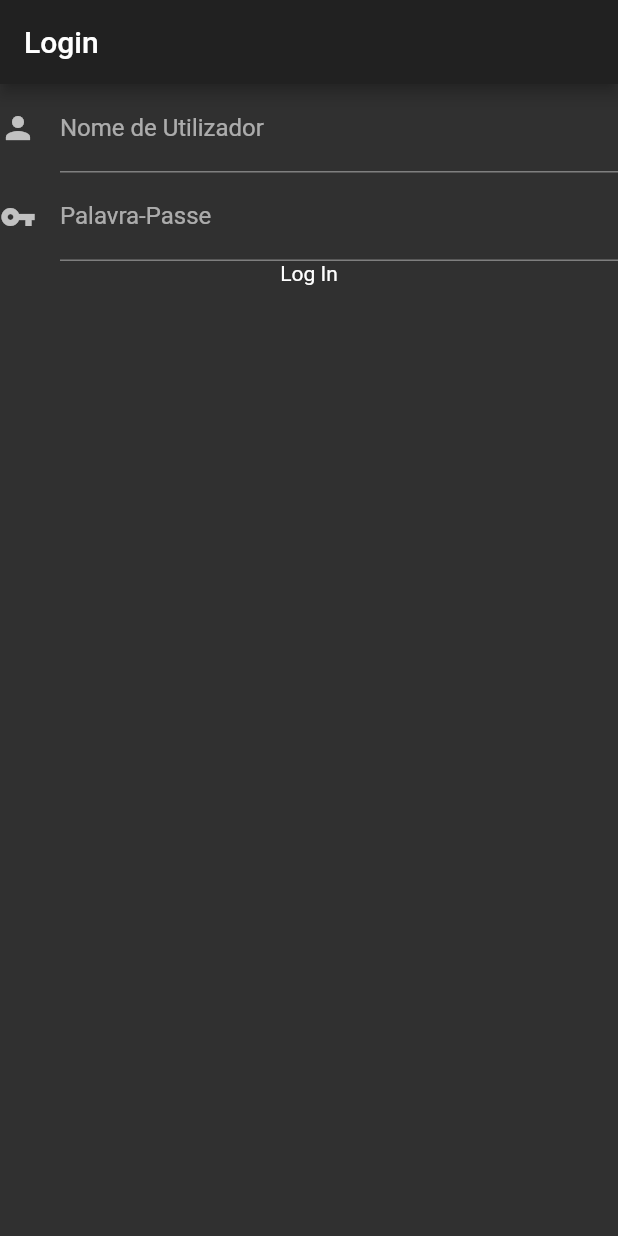
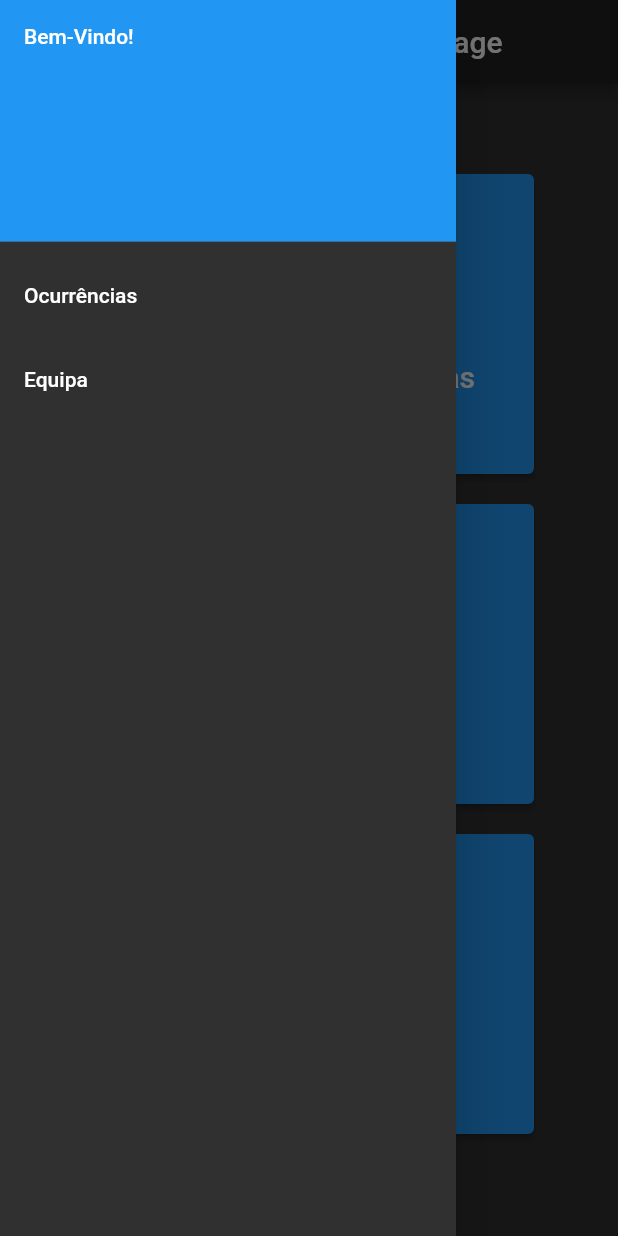
Before and after one commit to danielhpt/ams-sii_frontend, a Flutter app: the screen it shows after launch, with the side drawer open (before the commit the screen has no drawer), on a phone screen of 412 x 824 dp. Run offline on Flutter 3.47's test engine with Material 2 defaults, Android fonts, the phone set to English and light mode, and no system bars; our stand-ins replace fluttertoast; missing offline and left inert: progress_indicator_button; accounts and stored records are empty.

Commit message:
Home Page

```diff
--- /dev/null
+++ b/lib/views/HomeState.dart
@@ -0,0 +1,96 @@
+import 'package:flutter/material.dart';
+import 'package:project/widgets/Home.dart';
+
+class HomeState extends State<Home> {
+
+  @override
+  Widget build(BuildContext context) {
+    return Scaffold(
+      appBar: AppBar(title: Text(widget.title)),
+      drawer: Drawer(
+        child: ListView(
+          padding: EdgeInsets.zero,
+          children: <Widget>[
+            DrawerHeader(
+              decoration: BoxDecoration(
+                color: Colors.blue,
+              ),
+              child: Text('Bem-Vindo!'),
+            ),
+            ListTile(
+              title: Text('Ocurrências'),
+              onTap: () {
+                Navigator.pop(context);
+              },
+            ),
+            ListTile(
+              title: Text('Equipa'),
+              onTap: () {
+                Navigator.pop(context);
+              },
+            ),
+          ],
+        ),
+      ),
+      body: Center(
+        child: Column(
+          children: <Widget>[
+            Container(
+              margin: EdgeInsets.only(top:60.0),
+              constraints: BoxConstraints.tightFor(width: 300, height: 200),
+              child: ElevatedButton(
+                onPressed: goto,
+                style: ButtonStyle(
+                ),
+                child: Column(
+                  mainAxisAlignment: MainAxisAlignment.center,
+                  crossAxisAlignment: CrossAxisAlignment.center,
+                  children: <Widget>[
+                    Icon(Icons.history, size: 70.0,),
+                    Text('Histórico de Ocorrências', style: TextStyle(fontSize: 20.0),),
+                  ],
+                ),
+              ),
+            ),
+            Container(
+              margin: EdgeInsets.only(top:20.0),
+              constraints: BoxConstraints.tightFor(width: 300, height: 200),
+              child: ElevatedButton(
+                onPressed: goto,
+                style: ButtonStyle(
+                ),
+                child: Column(
+                  mainAxisAlignment: MainAxisAlignment.center,
+                  crossAxisAlignment: CrossAxisAlignment.center,
+                  children: <Widget>[
+                    Icon(Icons.group_add_sharp, size: 70.0,),
+                    Text('Gerir Equipa', style: TextStyle(fontSize: 20.0),),
+                  ],
+                ),
+              ),
+            ),
+            Container(
+              margin: EdgeInsets.only(top:20.0),
+              constraints: BoxConstraints.tightFor(width: 300, height: 200),
+              child: ElevatedButton(
+                onPressed: goto,
+                style: ButtonStyle(
+                ),
+                child: Column(
+                  mainAxisAlignment: MainAxisAlignment.center,
+                  crossAxisAlignment: CrossAxisAlignment.center,
+                  children: <Widget>[
+                    Icon(Icons.assignment_late, size: 70.0,),
+                    Text('Abrir Ocorrência', style: TextStyle(fontSize: 20.0),),
+                  ],
+                ),
+              ),
+            ),
+          ],
+        ),
+      ),
+    );
+  }
+}
+
+void goto() {}
--- /dev/null
+++ b/lib/widgets/Home.dart
@@ -0,0 +1,11 @@
+import 'package:flutter/material.dart';
+import 'package:project/views/HomeState.dart';
+
+class Home extends StatefulWidget {
+  final String title;
+
+  Home({Key key, this.title}) : super(key: key);
+
+  @override
+  HomeState createState() => HomeState();
+}
--- a/lib/widgets/MainPage.dart
+++ b/lib/widgets/MainPage.dart
@@ -1,7 +1,8 @@
 import 'package:flutter/material.dart';
 import 'package:project/utils/Rest.dart';
-import 'package:project/widgets/HomeTemp.dart';
 import 'package:project/widgets/LoginPage.dart';
+
+import 'Home.dart';
 
 class MainPage extends StatelessWidget {
   final String title;
@@ -10,9 +11,9 @@ class MainPage extends StatelessWidget {
 
   @override
   Widget build(BuildContext context) {
-    //token = 'a';
+    token = 'a'; //todo
     if (token != null) {
-      return HomeTemp();
+      return Home(title: 'SIREPH Técnicos Home Page');
     }
     return LoginPage();
   }
```
Also changed, not shown: lib/views/TeamPageState.dart (added, +48 -0 lines), lib/widgets/TeamPage.dart (added, +10 -0 lines).
